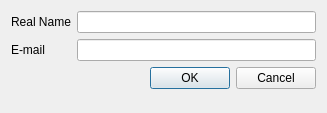
Before: the Qt Designer form src/Gui/EditIdentity.ui in jktjkt/trojita, drawn with Qt 5.
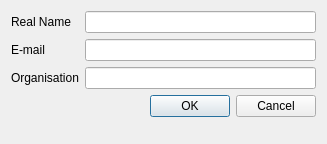
After: the same form once the commit is applied.

Commit message: Added organization column in the identities model and the ability to move them up and down. The arrow-up.png and arrow-down.png icons are from the Oxygen icon set

```diff
--- a/src/Gui/EditIdentity.ui
+++ b/src/Gui/EditIdentity.ui
@@ -7,19 +7,19 @@
     <x>0</x>
     <y>0</y>
     <width>327</width>
-    <height>113</height>
+    <height>144</height>
    </rect>
   </property>
   <property name="minimumSize">
    <size>
     <width>327</width>
-    <height>113</height>
+    <height>144</height>
    </size>
   </property>
   <property name="maximumSize">
    <size>
     <width>327</width>
-    <height>113</height>
+    <height>144</height>
    </size>
   </property>
   <property name="windowTitle">
@@ -49,13 +49,23 @@
    <item row="1" column="1">
     <widget class="QLineEdit" name="emailLineEdit"/>
    </item>
-   <item row="2" column="1">
+   <item row="3" column="1">
     <widget class="QDialogButtonBox" name="buttonBox">
      <property name="standardButtons">
       <set>QDialogButtonBox::Cancel|QDialogButtonBox::Ok</set>
      </property>
     </widget>
    </item>
+   <item row="2" column="1">
+    <widget class="QLineEdit" name="organisationLineEdit"/>
+   </item>
+   <item row="2" column="0">
+    <widget class="QLabel" name="organisationLabel">
+     <property name="text">
+      <string>Organisation</string>
+     </property>
+    </widget>
+   </item>
   </layout>
  </widget>
  <resources/>
```
The commit also changes 10 other files.
